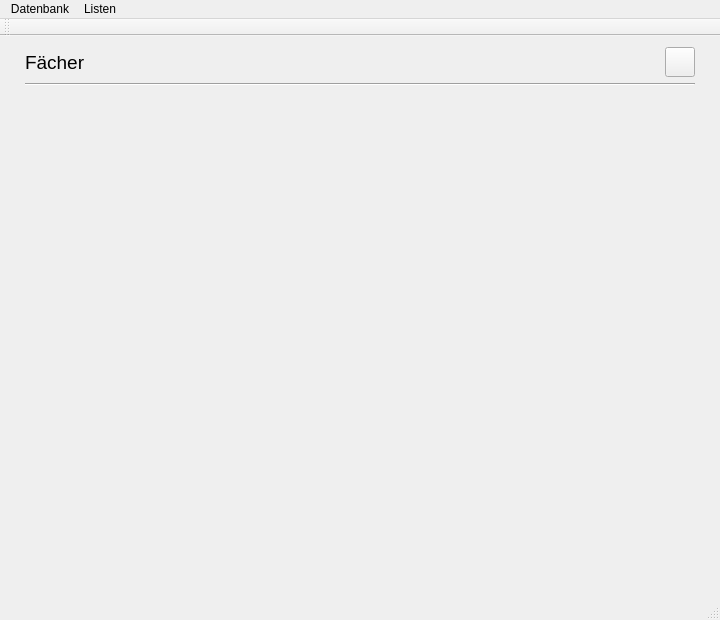
This is mainwindow.ui in orgnnice/OrgNNice as Qt 5 draws it before an edit. The edited form follows.
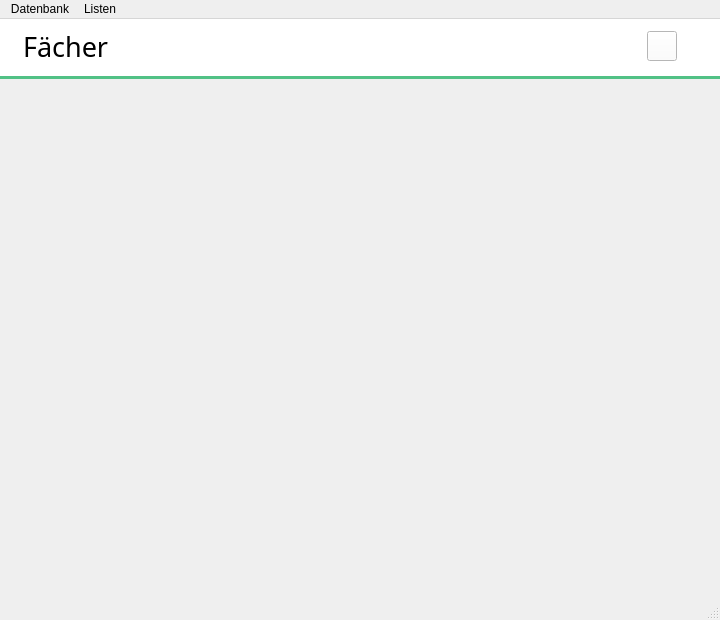
This is the edited form. Icons and pictures are not drawn.

Commit message: delete todo and waitfor, button styling, gui styling

What changed in the file:
```diff
--- a/mainwindow.ui
+++ b/mainwindow.ui
@@ -22,6 +22,11 @@
     <height>1080</height>
    </size>
   </property>
+  <property name="font">
+   <font>
+    <family>Yu Gothic UI</family>
+   </font>
+  </property>
   <property name="windowTitle">
    <string>MainWindow</string>
   </property>
@@ -29,10 +34,21 @@
    <string notr="true"/>
   </property>
   <widget class="QWidget" name="centralWidget">
+   <property name="font">
+    <font>
+     <family>Yu Gothic UI</family>
+    </font>
+   </property>
    <layout class="QVBoxLayout" name="verticalLayout">
+    <property name="spacing">
+     <number>0</number>
+    </property>
     <property name="leftMargin">
      <number>0</number>
     </property>
+    <property name="topMargin">
+     <number>0</number>
+    </property>
     <property name="rightMargin">
      <number>0</number>
     </property>
@@ -41,31 +57,57 @@
     </property>
     <item>
      <layout class="QVBoxLayout" name="verticalLayout_9">
+      <property name="spacing">
+       <number>0</number>
+      </property>
       <property name="leftMargin">
-       <number>25</number>
+       <number>0</number>
       </property>
       <property name="rightMargin">
-       <number>25</number>
+       <number>0</number>
       </property>
       <item>
-       <layout class="QHBoxLayout" name="horizontalLayout">
+       <widget class="QWidget" name="widget" native="true">
+        <property name="styleSheet">
+         <string notr="true">background-color: rgb(255, 255, 255);</string>
+        </property>
+        <layout class="QVBoxLayout" name="verticalLayout_2">
+         <property name="spacing">
+          <number>0</number>
+         </property>
         <property name="leftMargin">
          <number>0</number>
         </property>
         <property name="topMargin">
-         <number>0</number>
+          <number>9</number>
         </property>
         <property name="rightMargin">
          <number>0</number>
+         </property>
+         <item>
+          <layout class="QHBoxLayout" name="horizontalLayout_2">
+           <property name="leftMargin">
+            <number>23</number>
+           </property>
+           <property name="topMargin">
+            <number>0</number>
+           </property>
+           <property name="rightMargin">
+            <number>43</number>
         </property>
         <property name="bottomMargin">
          <number>0</number>
         </property>
         <item>
-         <widget class="QLabel" name="label">
+            <widget class="QLabel" name="label_2">
           <property name="font">
            <font>
-            <pointsize>14</pointsize>
+               <family>Yu Gothic UI Semibold</family>
+               <pointsize>20</pointsize>
+               <weight>50</weight>
+               <bold>false</bold>
+               <stylestrategy>PreferAntialias</stylestrategy>
+               <kerning>true</kerning>
            </font>
           </property>
           <property name="text">
@@ -74,7 +116,7 @@
          </widget>
         </item>
         <item>
-         <spacer name="horizontalSpacer">
+            <spacer name="horizontalSpacer_2">
           <property name="orientation">
            <enum>Qt::Horizontal</enum>
           </property>
@@ -87,7 +129,7 @@
          </spacer>
         </item>
         <item>
-         <widget class="QPushButton" name="addnew">
+            <widget class="QPushButton" name="addnew_2">
           <property name="minimumSize">
            <size>
             <width>30</width>
@@ -117,13 +159,22 @@
         </item>
        </layout>
       </item>
+        </layout>
+       </widget>
+      </item>
       <item>
        <widget class="Line" name="line">
         <property name="styleSheet">
-         <string notr="true"/>
+         <string notr="true">background-color: #51C185;</string>
+        </property>
+        <property name="frameShadow">
+         <enum>QFrame::Raised</enum>
         </property>
         <property name="lineWidth">
-         <number>1</number>
+         <number>0</number>
+        </property>
+        <property name="midLineWidth">
+         <number>0</number>
         </property>
         <property name="orientation">
          <enum>Qt::Horizontal</enum>
@@ -155,21 +206,41 @@
          <x>0</x>
          <y>0</y>
          <width>720</width>
-         <height>506</height>
+         <height>517</height>
         </rect>
        </property>
+       <property name="sizePolicy">
+        <sizepolicy hsizetype="Preferred" vsizetype="Preferred">
+         <horstretch>0</horstretch>
+         <verstretch>0</verstretch>
+        </sizepolicy>
+       </property>
+       <property name="font">
+        <font>
+         <family>Yu Gothic Medium</family>
+        </font>
+       </property>
+       <property name="autoFillBackground">
+        <bool>true</bool>
+       </property>
+       <property name="styleSheet">
+        <string notr="true"/>
+       </property>
        <layout class="QGridLayout" name="gridLayout">
         <property name="leftMargin">
          <number>0</number>
         </property>
         <property name="topMargin">
-         <number>0</number>
+         <number>20</number>
         </property>
         <property name="rightMargin">
          <number>0</number>
         </property>
         <property name="bottomMargin">
-         <number>0</number>
+         <number>20</number>
+        </property>
+        <property name="verticalSpacing">
+         <number>20</number>
         </property>
        </layout>
       </widget>
@@ -205,14 +276,6 @@
    <addaction name="menuDatenbank"/>
    <addaction name="menuListen"/>
   </widget>
-  <widget class="QToolBar" name="mainToolBar">
-   <attribute name="toolBarArea">
-    <enum>TopToolBarArea</enum>
-   </attribute>
-   <attribute name="toolBarBreak">
-    <bool>false</bool>
-   </attribute>
-  </widget>
   <widget class="QStatusBar" name="statusBar"/>
   <action name="actionImport">
    <property name="text">
```
Lines whose indentation alone changed are shown as unchanged. The commit also changes 24 other files.
